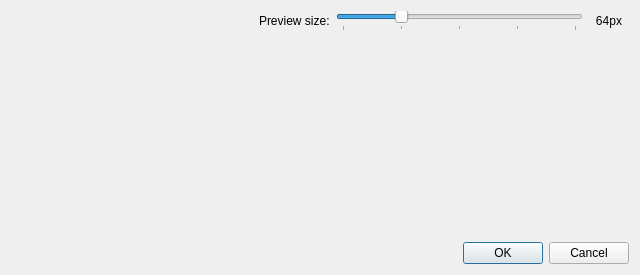
Above: fetchdialog.ui from Ilya87/cover-fetcher before the change. Below: the same form after it.
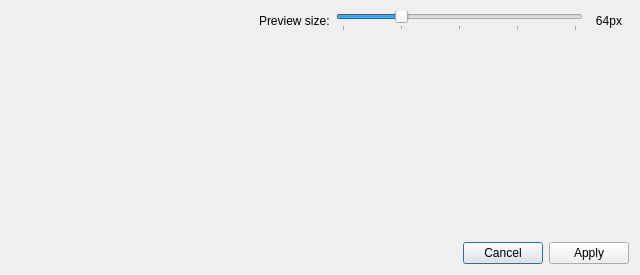
That is the form after the change.

Commit message: Work in Progress: Apply cover to library

The edit to the form file:
```diff
--- a/fetchdialog.ui
+++ b/fetchdialog.ui
@@ -150,7 +150,7 @@
       <enum>Qt::Horizontal</enum>
      </property>
      <property name="standardButtons">
-      <set>QDialogButtonBox::Cancel|QDialogButtonBox::Ok</set>
+      <set>QDialogButtonBox::Apply|QDialogButtonBox::Cancel</set>
      </property>
     </widget>
    </item>
```
Left out of the diff: 4 changed lines with no effect on the pictures. The commit also changes 14 other files.
